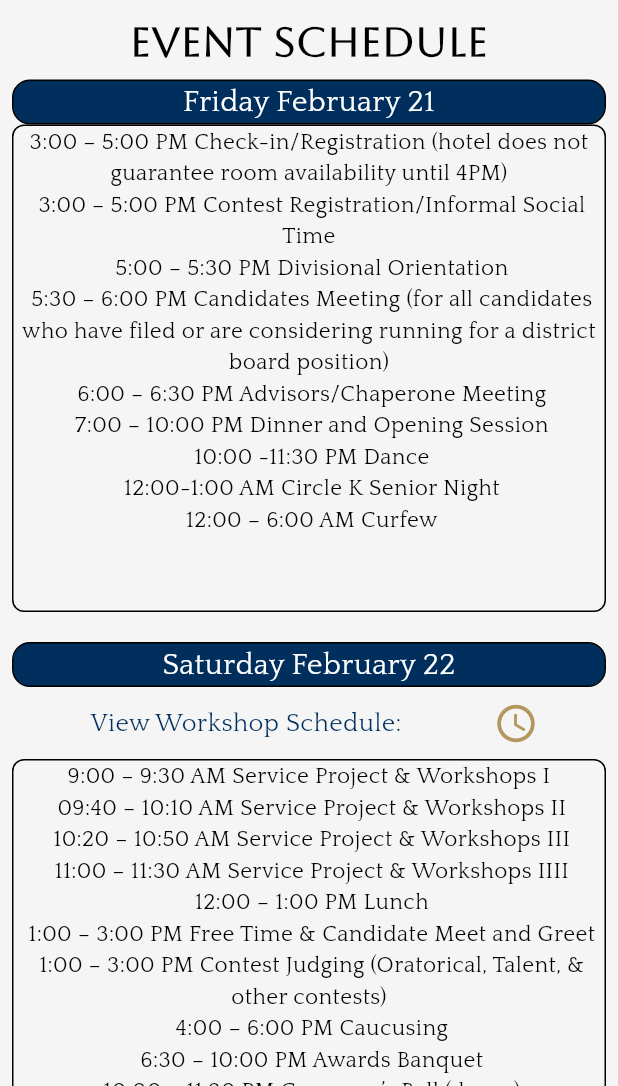
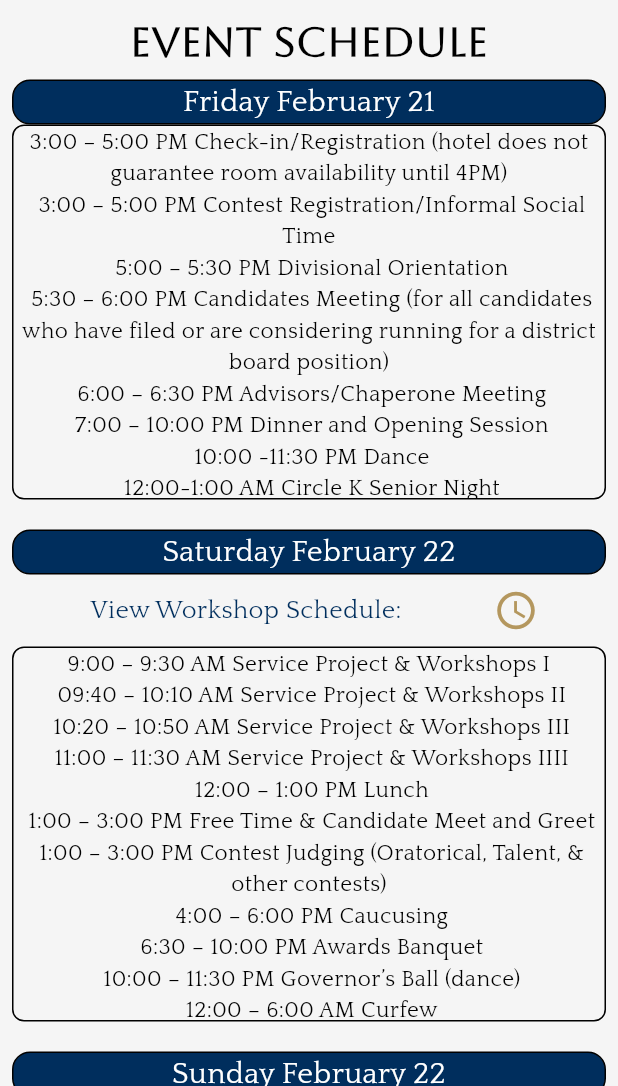
Before and after one commit to Kami1230/mdkci_slc_2025, a Flutter app: the screen it shows after launch, after a tap on the "calendar month" icon, on a phone screen of 412 x 824 dp, the part 150-1236 px from its top. Run offline on Flutter 3.47's test engine with Material 3 defaults, Android fonts, the phone set to English and light mode, and no system bars; network calls fail.

```diff
--- a/lib/pages/EventSchedule.dart
+++ b/lib/pages/EventSchedule.dart
@@ -142,7 +142,7 @@ class _EventScheduleState extends State<EventSchedule> {
               ),
               Container(
                   width: availableScreenWidth,
-                  height: 325,
+                  height: 250,
                   decoration: BoxDecoration(border: Border.all(), borderRadius: BorderRadius.circular(8)),
                   child: Text(
                       '3:00 – 5:00 PM Check-in/Registration (hotel does not guarantee room availability until 4PM) \n 3:00 – 5:00 PM Contest Registration/Informal Social Time \n 5:00 – 5:30 PM Divisional Orientation \n 5:30 – 6:00 PM Candidates Meeting (for all candidates who have filed or are considering running for a district board position) \n 6:00 – 6:30 PM Advisors/Chaperone Meeting  \n 7:00 – 10:00 PM Dinner and Opening Session \n 10:00 -11:30 PM Dance \n 12:00-1:00 AM Circle K Senior Night \n 12:00 – 6:00 AM Curfew',
@@ -204,7 +204,7 @@ class _EventScheduleState extends State<EventSchedule> {
               ),
               Container(
                   width: availableScreenWidth,
-                  height: 325,
+                  height: 250,
                   decoration: BoxDecoration(border: Border.all(), borderRadius: BorderRadius.circular(8)),
                   child: Text(
                       '9:00 – 9:30 AM Service Project & Workshops I \n 09:40 – 10:10 AM Service Project & Workshops II \n 10:20 – 10:50 AM Service Project & Workshops III \n 11:00 – 11:30 AM Service Project & Workshops IIII \n 12:00 – 1:00 PM Lunch \n 1:00 – 3:00 PM Free Time & Candidate Meet and Greet \n 1:00 – 3:00 PM Contest Judging (Oratorical, Talent, & other contests) \n 4:00 – 6:00 PM Caucusing \n 6:30 – 10:00 PM Awards Banquet \n 10:00 – 11:30 PM Governor’s Ball (dance) \n 12:00 – 6:00 AM Curfew',
@@ -235,7 +235,7 @@ class _EventScheduleState extends State<EventSchedule> {
               ),
               Container(
                   width: availableScreenWidth,
-                  height: 100,
+                  height: 60,
                   decoration: BoxDecoration(border: Border.all(), borderRadius: BorderRadius.circular(8)),
                   child: Text(
                     '8:30 – 10:00 AM House of Delegates \n 10:30 – 1:00 PM Governor’s Farewell Brunch \n 12:00 Noon Check out \n 1:30 – 2:30PM 2024-2025 & 2025-2026 Joint Board Meeting',
@@ -253,149 +253,6 @@ class _EventScheduleState extends State<EventSchedule> {
             ]
         )
     )
-        /*const Divider(),
-        Expanded(
-          child: ListView(
-            padding: const EdgeInsets.all(25),
-            children: [
-              Row(
-                mainAxisAlignment: MainAxisAlignment.spaceBetween,
-                children: const [
-                  Text(
-                    "Files",
-                    style: TextStyle(
-                        color: Colors.black,
-                        fontSize: 18,
-                        fontWeight: FontWeight.bold),
-                  ),
-                  Text(
-                    "Create new",
-                    style: TextStyle(
-                        fontSize: 16,
-                        fontWeight: FontWeight.bold,
-                        color: Colors.blue),
-                  ),
-                ],
-              ),
-              const SizedBox(
-                height: 15,
-              ),
-              buildFileRow('Assets', true),
-              buildFileRow('Brandbook', false),
-              buildFileRow('Design', false),
-              buildFileRow('Moodboards', false),
-              buildFileRow('Wirefremes', false),
-              buildFileRow('Other', false),
-              buildFileRow('Assets', false),
-            ],
-          ),
-        )
-      floatingActionButton: Container(
-        decoration: const BoxDecoration(shape: BoxShape.circle, boxShadow: [
-          BoxShadow(color: Colors.white, spreadRadius: 7, blurRadius: 1)
-        ]),
-        child: FloatingActionButton(
-          onPressed: () {},
-          child: const Icon(Icons.add),
-        ),
-      ),
-      floatingActionButtonLocation: FloatingActionButtonLocation.centerDocked,
-      bottomNavigationBar: BottomNavigationBar(
-          onTap: (index) {
-            setState(() {
-              selectedIndex = index;
-            });
-          },
-          currentIndex: selectedIndex,
-          showSelectedLabels: false,
-          showUnselectedLabels: false,
-          items: const [
-            BottomNavigationBarItem(
-              icon: Icon(Icons.access_time),
-              label: 'Time',
-            ),
-            BottomNavigationBarItem(
-              icon: Icon(Icons.add_box),
-              label: 'Folder',
-            ),
-          ]),
-
-  Container buildFileRow(String folderName, bool showAlert) {
-    return Container(
-      margin: const EdgeInsets.only(bottom: 8),
-      padding: const EdgeInsets.symmetric(horizontal: 20),
-      height: 65,
-      decoration: BoxDecoration(
-          color: Colors.grey.shade200, borderRadius: BorderRadius.circular(15)),
-      child: Row(mainAxisAlignment: MainAxisAlignment.spaceBetween, children: [
-        Row(
-          children: [
-            Stack(
-              children: [
-                Icon(
-                  Icons.folder,
-                  color: Colors.blue[200],
-                ),
-                if (showAlert)
-                  Positioned(
-                    right: -1,
-                    top: 2,
-                    child: Container(
-                      padding: const EdgeInsets.all(2),
-                      decoration: const BoxDecoration(
-                          shape: BoxShape.circle, color: Colors.white),
-                      child: const CircleAvatar(
-                        radius: 3.5,
-                        backgroundColor: Colors.red,
-                      ),
-                    ),
-                  )
-              ],
-            ),
-            const SizedBox(
-              width: 12,
-            ),
-            Text(
-              folderName,
-              style: const TextStyle(
-                fontSize: 16,
-              ),
-            )
-          ],
-        ),
-        IconButton(
-          onPressed: () {},
-          icon: const Icon(
-            Icons.more_vert_rounded,
-            color: Colors.grey,
-          ),
-        )
-      ]),
-    );
-  }
-  Widget buildAvatar(String name, String filename) {
-    return Padding(
-      padding: const EdgeInsets.only(right: 10),
-      child: Column(
-        children: [
-          CircleAvatar(
-            radius: 30,
-            backgroundImage: Image.asset('assets/images/$filename.jpeg').image,
-          ),
-          const SizedBox(
-            height: 8,
-          ),
-          Text(
-            name,
-            style: const TextStyle(
-              fontSize: 15,
-              fontWeight: FontWeight.w500,
-            ),
-          ),
-        ],
-      ),
-    );
-  }*/
     ]),
     );
   }
--- a/lib/pages/HomePage.dart
+++ b/lib/pages/HomePage.dart
@@ -19,7 +19,8 @@ class _HomePageState extends State<HomePage> {
     availableScreenWidth = MediaQuery.of(context).size.width - 50;
     return Scaffold(
       backgroundColor: Colors.grey[100],
-        body: Column(children: [
+      body: Column(
+        children: [
           // Header Section
           Container(
             padding: const EdgeInsets.symmetric(vertical: 3, horizontal: 17),
@@ -109,18 +110,21 @@ class _HomePageState extends State<HomePage> {
               )
             ]),
           ),
-          const SizedBox(
-            height: 25,
-          ),
+          // Scrollable content
+          Expanded(
+            child: SingleChildScrollView(
+              child: Column(
+                children: [
+                  const SizedBox(height: 25),
                   Padding(
                     padding: const EdgeInsets.symmetric(horizontal: 25),
                     child: Row(
-              mainAxisAlignment: MainAxisAlignment.center, // Center the content horizontally
+                      mainAxisAlignment: MainAxisAlignment.center,
                       children: [
-                Flexible( // Allows the Text to wrap and take available space
+                        Flexible(
                           child: Text(
                             "WELCOME MICHIGAN \nDISTRICT TO SLC 2025!",
-                    textAlign: TextAlign.center, // Center-align the text content
+                            textAlign: TextAlign.center,
                             style: TextStyle(
                                 fontSize: 27,
                                 fontWeight: FontWeight.bold,
@@ -132,15 +136,13 @@ class _HomePageState extends State<HomePage> {
                       ],
                     ),
                   ),
-          const SizedBox(
-            height: 25,
-          ),
+                  const SizedBox(height: 25),
                   Padding(
                     padding: const EdgeInsets.symmetric(horizontal: 25),
                     child: Row(
                       mainAxisAlignment: MainAxisAlignment.spaceBetween,
                       children: [
-              Flexible( // Allows the Text to wrap and take available space
+                        Flexible(
                           child: Image.asset(
                             'assets/Images/Dboard.png',
                             alignment: Alignment.center,
@@ -149,18 +151,16 @@ class _HomePageState extends State<HomePage> {
                       ],
                     ),
                   ),
-          const SizedBox(
-            height: 25,
-          ),
+                  const SizedBox(height: 25),
                   Padding(
                     padding: const EdgeInsets.symmetric(horizontal: 25),
                     child: Row(
-              mainAxisAlignment: MainAxisAlignment.center, // Center the content horizontally
+                      mainAxisAlignment: MainAxisAlignment.center,
                       children: [
-                Flexible( // Allows the Text to wrap and take available space
+                        Flexible(
                           child: Text(
                             "Welcome to the 74th Annual Michigan District of Key Club Service Leadership Conference (SLC 2025)! We are thrilled to invite you to join us from February 21-23, 2025, at the Crowne Plaza Lansing West for an unforgettable experience of service, leadership, and growth. \n \n This year's theme, \"Service Under The Sea,\" promises to make a splash as we celebrate another year of outstanding achievements and the 100th birthday of Key Club International! ",
-                    textAlign: TextAlign.center, // Center-align the text content
+                            textAlign: TextAlign.center,
                             style: TextStyle(
                                 fontSize: 15,
                                 color: Colors.black,
@@ -171,10 +171,13 @@ class _HomePageState extends State<HomePage> {
                       ],
                     ),
                   ),
-          const SizedBox(
-            height: 25,
+                  const SizedBox(height: 25),
+                ],
               ),
-        ])
+            ),
+          ),
+        ],
+      ),
     );
   }
 }
```
Also changed, not shown: pubspec.yaml (+8 -0 lines), assets/Images/app_icon.png (added), pubspec.lock, 31 other files. Lines whose indentation alone changed are shown as unchanged.
